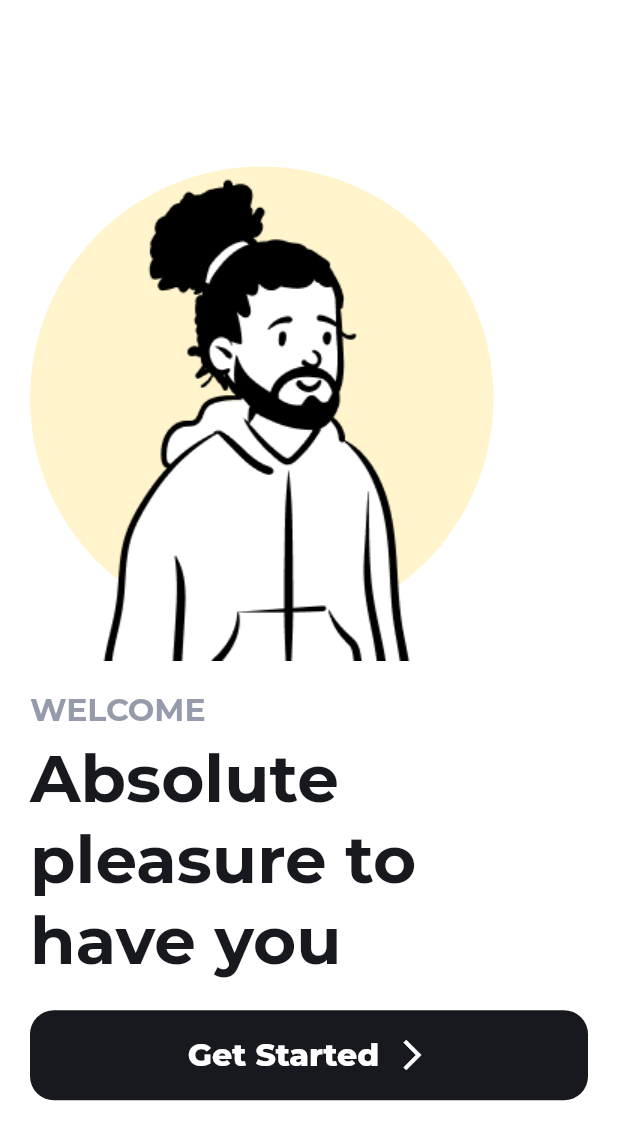
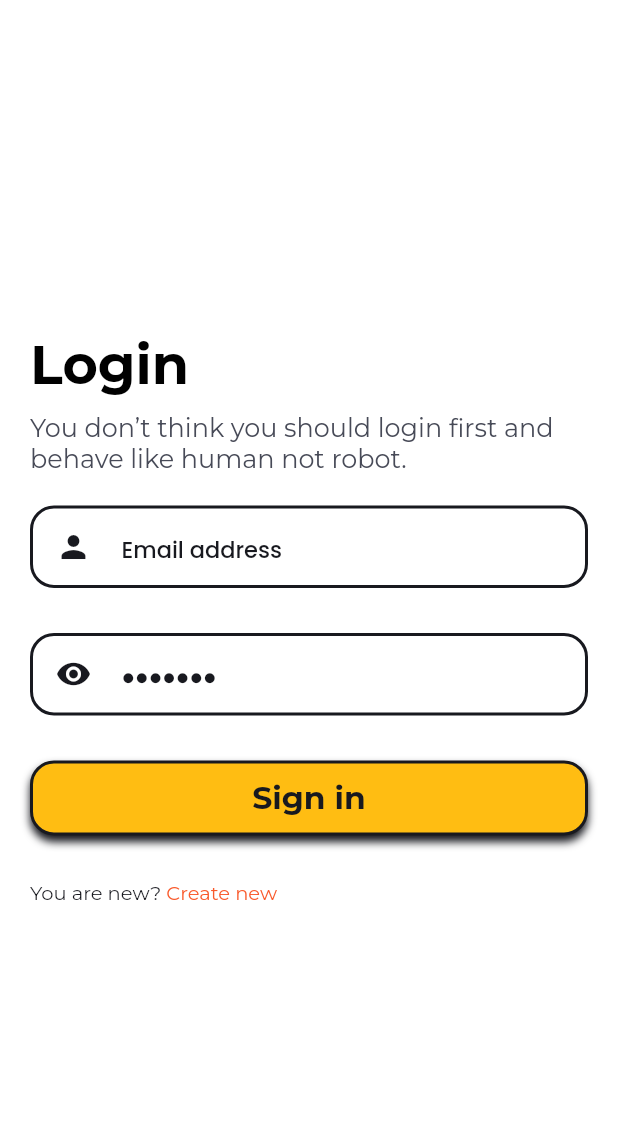
Before and after one commit to cyuket/flutter_new_app, a Flutter app: the WelcomeView screen opened by its route, after a tap on "Get Started", on a phone screen of 412 x 824 dp. Shown: the top 1140 px of the screen. Run offline on Flutter 3.47's test engine with Material 2 defaults, Android fonts, the phone set to English and light mode, and no system bars; our stand-ins replace get_it, google_fonts.

Commit message:
Login Page

```diff
--- a/lib/ui/router.dart
+++ b/lib/ui/router.dart
@@ -2,6 +2,7 @@ import 'package:news_api/ui/shared/home_container.dart';
 
 import 'package:flutter/material.dart';
 import 'package:news_api/constant/route_names.dart';
+import 'package:news_api/ui/views/login_view.dart';
 import 'package:news_api/ui/views/onbording.dart';
 import 'package:news_api/ui/views/splash_view.dart';
 import 'package:news_api/ui/views/welcome_view.dart';
@@ -33,11 +34,11 @@ Route<dynamic> generateRoute(RouteSettings settings) {
     //     routeName: settings.name,
     //     viewToShow: SignupView(),
     //   );
-    // case LoginViewRoute:
-    //   return _getPageRoute(
-    //     routeName: settings.name,
-    //     viewToShow: LoginView(),
-    //   );
+    case LoginViewRoute:
+      return _getPageRoute(
+        routeName: settings.name,
+        viewToShow: LoginView(),
+      );
 
     default:
       return MaterialPageRoute(
--- a/lib/ui/shared/shared_styles.dart
+++ b/lib/ui/shared/shared_styles.dart
@@ -5,14 +5,14 @@ import 'package:google_fonts/google_fonts.dart';
 // Box Decorations
 
 BoxDecoration fieldDecortaion = BoxDecoration(
-    borderRadius: BorderRadius.circular(5),
+    borderRadius: BorderRadius.circular(16),
     color: Colors.white,
-    border: Border.all(color: AppColors.borderColor, width: 1));
+    border: Border.all(color: AppColors.textColor, width: 2));
 
 BoxDecoration disabledFieldDecortaion = BoxDecoration(
-    borderRadius: BorderRadius.circular(5),
+    borderRadius: BorderRadius.circular(16),
     color: Colors.transparent,
-    border: Border.all(color: AppColors.primaryColor, width: 1));
+    border: Border.all(color: AppColors.textColor, width: 2));
 
 BoxDecoration buttonDecoration = BoxDecoration(
     border: Border.all(
@@ -33,15 +33,15 @@ const EdgeInsets largeFieldPadding =
 // Text Variables
 final TextStyle buttonTitleTextStyle = GoogleFonts.montserrat(
     textStyle: TextStyle(
-  fontWeight: FontWeight.w500,
-  fontSize: 20,
-  color: Colors.white,
+  fontWeight: FontWeight.bold,
+  fontSize: 21,
+  color: AppColors.textColor,
 ));
 final TextStyle buttonTitleTextStyleBlack = GoogleFonts.montserrat(
     textStyle: TextStyle(
   fontWeight: FontWeight.w500,
   fontSize: 20,
-  color: Colors.white,
+  color: AppColors.textColor,
 ));
 
 final TextStyle textStyle = GoogleFonts.montserrat(
--- /dev/null
+++ b/lib/ui/views/login_view.dart
@@ -0,0 +1,80 @@
+import 'package:flutter/material.dart';
+import 'package:news_api/ui/shared/app_colors.dart';
+import 'package:news_api/ui/shared/shared_styles.dart';
+import 'package:news_api/ui/shared/ui_helpers.dart';
+import 'package:news_api/ui/widgets/busy_button.dart';
+import 'package:news_api/ui/widgets/input_field.dart';
+
+class LoginView extends StatelessWidget {
+  final emailController = TextEditingController();
+  final passwordController = TextEditingController();
+  @override
+  Widget build(BuildContext context) {
+    return Scaffold(
+      backgroundColor: Colors.white,
+      body: SafeArea(
+        child: Padding(
+          padding: const EdgeInsets.all(20.0),
+          child: Column(
+            mainAxisAlignment: MainAxisAlignment.center,
+            crossAxisAlignment: CrossAxisAlignment.start,
+            children: [
+              Text(
+                "Login",
+                style: textStyle.copyWith(
+                    fontSize: 36,
+                    fontWeight: FontWeight.bold,
+                    color: Colors.black),
+              ),
+              verticalSpace(10),
+              Text(
+                "You don’t think you should login first and behave like human not robot.",
+                style: textStyle.copyWith(
+                    color: AppColors.textColor2, fontSize: 17),
+              ),
+              verticalSpace(20),
+              InputField(
+                controller: emailController,
+                placeholder: "Email address",
+                icon: Icons.person,
+              ),
+              verticalSpace(20),
+              InputField(
+                controller: passwordController,
+                placeholder: "●●●●●●●",
+                password: true,
+              ),
+              verticalSpace(20),
+              BusyButton(
+                title: "Sign in",
+                onPressed: null,
+                color: AppColors.yellow,
+              ),
+              verticalSpace(30),
+              InkWell(
+                child: Row(
+                  children: [
+                    Text(
+                      "You are new? ",
+                      style: textStyle.copyWith(
+                        fontSize: 13,
+                        color: AppColors.textColor,
+                      ),
+                    ),
+                    Text(
+                      "Create new",
+                      style: textStyle.copyWith(
+                        fontSize: 13,
+                        color: AppColors.onboardingRed,
+                      ),
+                    )
+                  ],
+                ),
+              )
+            ],
+          ),
+        ),
+      ),
+    );
+  }
+}
--- a/lib/ui/views/welcome_view.dart
+++ b/lib/ui/views/welcome_view.dart
@@ -1,5 +1,6 @@
 import 'package:flutter/material.dart';
 import 'package:news_api/constant/app_assets.dart';
+import 'package:news_api/constant/route_names.dart';
 import 'package:news_api/ui/shared/app_colors.dart';
 import 'package:news_api/ui/shared/shared_styles.dart';
 import 'package:news_api/ui/shared/ui_helpers.dart';
@@ -55,7 +56,8 @@ class WelcomeView extends StatelessWidget {
               ),
               verticalSpace(20),
               InkWell(
-                onTap: () => null,
+                onTap: () =>
+                    Navigator.pushReplacementNamed(context, LoginViewRoute),
                 child: Container(
                   height: 60,
                   decoration: BoxDecoration(
--- a/lib/ui/widgets/busy_button.dart
+++ b/lib/ui/widgets/busy_button.dart
@@ -37,11 +37,20 @@ class _BusyButtonState extends State<BusyButton> {
               horizontal: widget.busy ? 15 : 15,
               vertical: widget.busy ? 10 : 10),
           decoration: BoxDecoration(
-              color: !widget.outline
-                  ? widget.busy ? widget.color : widget.color
-                  : Colors.white,
-              borderRadius: BorderRadius.circular(5),
-              border: Border.all(color: AppColors.primaryColor)),
+            color: !widget.outline
+                ? widget.busy ? widget.color : widget.color
+                : Colors.white,
+            borderRadius: BorderRadius.circular(16),
+            border: Border.all(color: AppColors.textColor, width: 2),
+            boxShadow: [
+              BoxShadow(
+                color: AppColors.textColor,
+                spreadRadius: 0,
+                blurRadius: 4,
+                offset: Offset(0, 4), // changes position of shadow
+              ),
+            ],
+          ),
           child: !widget.busy
               ? Text(
                   widget.title,
--- a/lib/ui/widgets/input_field.dart
+++ b/lib/ui/widgets/input_field.dart
@@ -68,6 +68,34 @@ class _InputFieldState extends State<InputField> {
               widget.isReadOnly ? disabledFieldDecortaion : fieldDecortaion,
           child: Row(
             children: <Widget>[
+              GestureDetector(
+                onTap: widget.password
+                    ? () => setState(() {
+                          isPassword = !isPassword;
+                        })
+                    : null,
+                child: widget.password
+                    ? Container(
+                        width: 24,
+                        height: 24,
+                        alignment: Alignment.center,
+                        child: Icon(
+                          isPassword ? Icons.visibility : Icons.visibility_off,
+                          color: AppColors.textColor,
+                        ),
+                      )
+                    : Container(
+                        width: 24,
+                        height: 24,
+                        alignment: Alignment.center,
+                        child: widget != null
+                            ? Icon(
+                                widget.icon,
+                                color: AppColors.textColor,
+                              )
+                            : null,
+                      ),
+              ),
               Expanded(
                 child: TextFormField(
                   controller: widget.controller,
@@ -75,10 +103,10 @@ class _InputFieldState extends State<InputField> {
                   focusNode: widget.fieldFocusNode,
                   textInputAction: widget.textInputAction,
                   onChanged: widget.onChanged,
-                  style: GoogleFonts.poppins(
+                  style: GoogleFonts.montserrat(
                     textStyle: TextStyle(
                       fontWeight: FontWeight.w500,
-                      fontSize: 15,
+                      fontSize: 21,
                       color: AppColors.textColor,
                     ),
                   ),
@@ -97,7 +125,9 @@ class _InputFieldState extends State<InputField> {
                   },
                   obscureText: isPassword,
                   readOnly: widget.isReadOnly,
-                  decoration: InputDecoration.collapsed(
+                  decoration: InputDecoration(
+                    border: InputBorder.none,
+                    contentPadding: EdgeInsets.symmetric(horizontal: 20),
                     hintText: widget.placeholder,
                     hintStyle: GoogleFonts.poppins(
                       textStyle: TextStyle(
@@ -108,34 +138,6 @@ class _InputFieldState extends State<InputField> {
                     ),
                   ),
                 ),
-              ),
-              GestureDetector(
-                onTap: widget.password
-                    ? () => setState(() {
-                          isPassword = !isPassword;
-                        })
-                    : null,
-                child: widget.password
-                    ? Container(
-                        width: fieldHeight,
-                        height: fieldHeight,
-                        alignment: Alignment.center,
-                        child: Icon(
-                          isPassword ? Icons.visibility : Icons.visibility_off,
-                          color: AppColors.borderColor,
-                        ),
-                      )
-                    : Container(
-                        width: fieldHeight,
-                        height: fieldHeight,
-                        alignment: Alignment.center,
-                        child: widget != null
-                            ? Icon(
-                                widget.icon,
-                                color: AppColors.borderColor,
-                              )
-                            : null,
-                      ),
               ),
             ],
           ),
```
